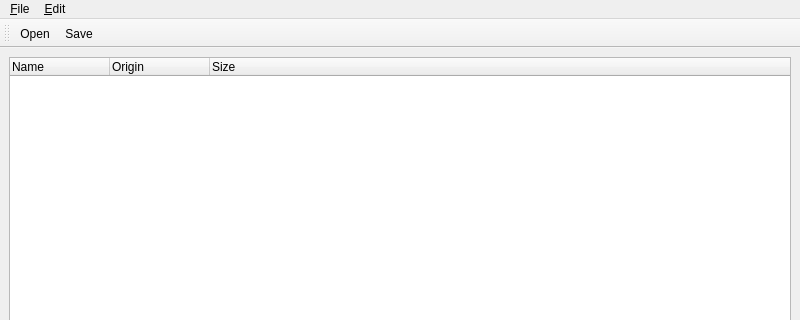
Above: display-merger.ui from rpavlik/jconf-display-merger before the change; both pictures show x 0 to 800 and y 0 to 320 of the 800 by 600 pixel window. Below: the same form after it.
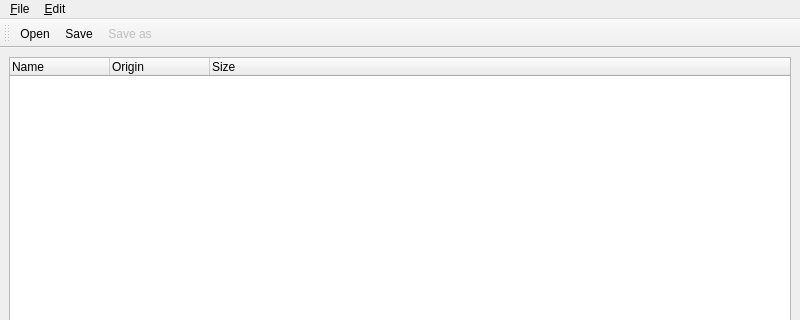
That is the form after the change.

The edit to the form file:
```diff
--- a/display-merger.ui
+++ b/display-merger.ui
@@ -101,6 +101,7 @@
    </attribute>
    <addaction name="action_Open"/>
    <addaction name="action_Save"/>
+   <addaction name="actionSave_as"/>
   </widget>
   <action name="action_Open">
    <property name="text">
@@ -131,6 +132,14 @@
     <string>&amp;Merge selected windows</string>
    </property>
   </action>
+  <action name="actionSave_as">
+   <property name="enabled">
+    <bool>false</bool>
+   </property>
+   <property name="text">
+    <string>Save &amp;as...</string>
+   </property>
+  </action>
  </widget>
  <resources/>
  <connections>
```
Left out of the diff: 1 changed line with no effect on the pictures.
